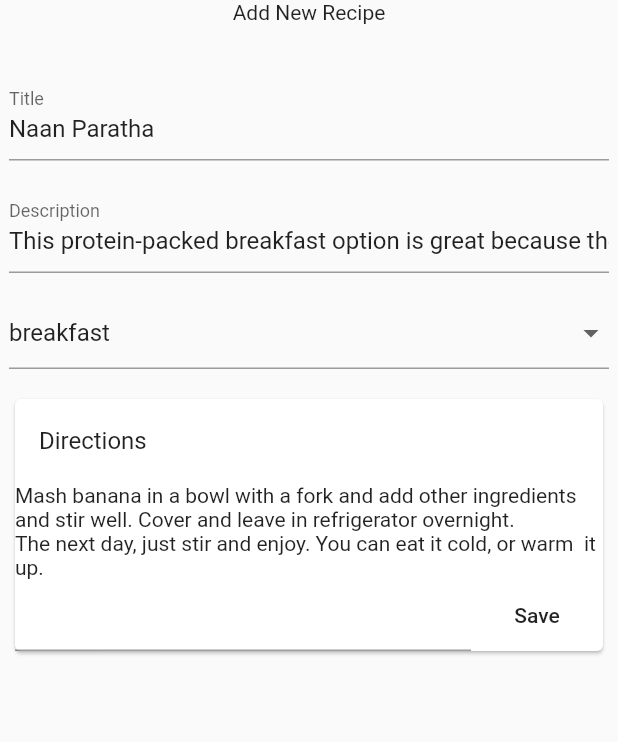
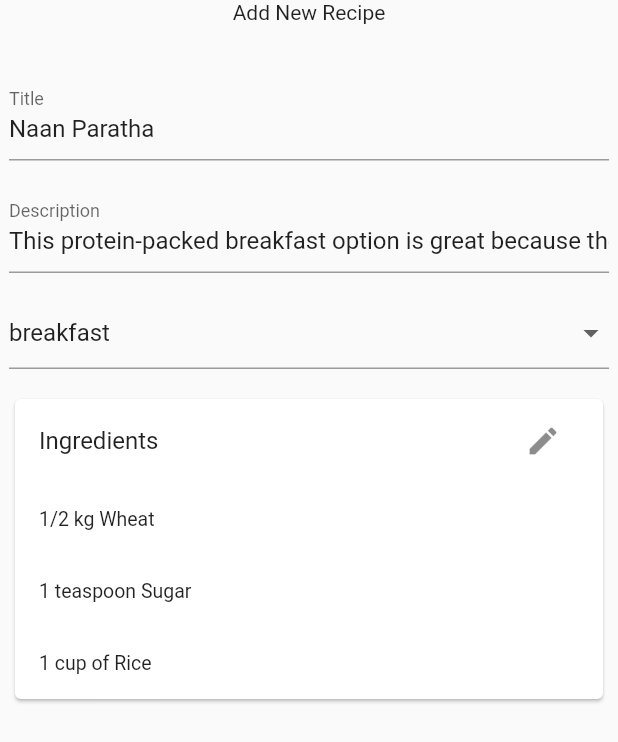
Before and after one commit to osama383/naya_pakwan, a Flutter app: the RecipeFormScreen screen opened directly with sample values from the repository, on a phone screen of 412 x 824 dp. Shown: the top 742 px of the screen. Run offline on Flutter 3.47's test engine with Material 2 defaults, Android fonts, the light colour scheme and no system bars; our stand-ins replace bloc, cloud_firestore, dartz, equatable, firebase_auth, firebase_core and 5 more; missing offline and left inert: dart:js_util; accounts and stored records are empty; statements that could not run were skipped.

Commit message:
--wip-- [skip ci]

```diff
--- a/src/clients/np_admin/lib/recipe/recipe_form/application/recipe_form_event.dart
+++ b/src/clients/np_admin/lib/recipe/recipe_form/application/recipe_form_event.dart
@@ -12,5 +12,13 @@ class RecipeFormEvent with _$RecipeFormEvent {
   const factory RecipeFormEvent.onDescriptionInput(String input) =
       _OnDescriptionInput;
 
-  const factory RecipeFormEvent.onAionInput(String input) = _OnDescriptionInput;
+  const factory RecipeFormEvent.onRemoveEntryFromIngredients(EntryItem item) =
+      _OnRemoveEntryFromIngredients;
+
+  const factory RecipeFormEvent.onChangeEntryFromIngredients(
+    EntryItem item,
+    String netText,
+  ) = _OnChangeEntryFromIngredients;
+
+  // const factory RecipeFormEvent.onAionInput(String input) = _OnDescriptionInput;
 }
--- a/src/clients/np_admin/lib/recipe/recipe_form/presentation/recipe_form_screen.dart
+++ b/src/clients/np_admin/lib/recipe/recipe_form/presentation/recipe_form_screen.dart
@@ -1,4 +1,4 @@
-import 'package:dartz/dartz.dart';
+import 'package:dartz/dartz.dart' as dartz;
 import 'package:flutter/material.dart';
 import 'package:flutter_bloc/flutter_bloc.dart';
 import 'package:flutter_hooks/flutter_hooks.dart';
@@ -14,8 +14,8 @@ class RecipeFormScreen extends StatelessWidget {
   @override
   Widget build(BuildContext context) {
     return BlocProvider<RecipeFormBloc>(
-      create: (context) =>
-          getIt()..add(RecipeFormEvent.onInitialized(optionOf(editedRecipe))),
+      create: (context) => getIt()
+        ..add(RecipeFormEvent.onInitialized(dartz.optionOf(editedRecipe))),
       child: BlocConsumer<RecipeFormBloc, RecipeFormState>(
         listener: (context, state) {},
         builder: (context, state) {
@@ -37,7 +37,7 @@ class RecipeFormScreen extends StatelessWidget {
                       SizedBox(height: 16),
                       _CategoryInput(),
                       SizedBox(height: 16),
-                      _DirectionsInput(),
+                      _IngredientsInput(),
                     ],
                   ),
                 ),
@@ -136,32 +136,73 @@ class _CategoryInput extends HookWidget {
   }
 }
 
-class _DirectionsInput extends HookWidget {
-  const _DirectionsInput({super.key});
+class _IngredientsInput extends StatefulWidget {
+  const _IngredientsInput({super.key});
+
+  @override
+  State<_IngredientsInput> createState() => _IngredientsInputState();
+}
+
+class _IngredientsInputState extends State<_IngredientsInput> {
+  bool isEditing = false;
 
   @override
   Widget build(BuildContext context) {
-    return BlocConsumer<RecipeFormBloc, RecipeFormState>(
-      listenWhen: (prev, curr) => prev.isEditing != curr.isEditing,
-      listener: (_, state) {
-        // textEditingController.text = state.recipe.description.valueAsString;
-      },
-      buildWhen: (prev, curr) => prev.recipe.category != curr.recipe.category,
+    return BlocBuilder<RecipeFormBloc, RecipeFormState>(
+      // buildWhen: (prev, curr) =>
+      //     prev.recipe.ingredients != curr.recipe.ingredients,
       builder: (context, state) {
+        print('building ingredients list');
+        state.recipe.ingredients.list.forEach((entry) {
+          print(entry.text);
+        });
         return Card(
           child: Column(
+            crossAxisAlignment: CrossAxisAlignment.start,
             children: [
-              const ListTile(title: Text('Directions')),
-              ...state.recipe.directions.map((e) => Text(e)).toList(),
-              Row(
-                children: [
-                  Expanded(child: TextFormField()),
-                  MaterialButton(
-                    onPressed: () {},
-                    child: const Text('Save'),
-                  ),
-                ],
+              ListTile(
+                title: const Text('Ingredients'),
+                trailing: IconButton(
+                  onPressed: () => setState(() => isEditing = !isEditing),
+                  icon: isEditing
+                      ? const Icon(Icons.done)
+                      : const Icon(Icons.edit),
+                ),
               ),
+              ...state.recipe.ingredients.list.map((e) {
+                if (isEditing) {
+                  return Row(
+                    children: [
+                      Expanded(
+                        child: TextFormField(
+                          initialValue: e.text,
+                          // decoration:
+                          //     const InputDecoration(label: Text(e.id.toString())),
+                          onChanged: (input) => context
+                              .read<RecipeFormBloc>()
+                              .add(RecipeFormEvent.onChangeEntryFromIngredients(
+                                  e, input)),
+                          // validator: (_) => state.recipe.description.value.fold(
+                          //   (l) => 'Invalid',
+                          //   (r) => null,
+                          // ),
+                        ),
+                      ),
+                      IconButton(
+                        icon: const Icon(Icons.remove),
+                        onPressed: () {
+                          context.read<RecipeFormBloc>().add(
+                              RecipeFormEvent.onRemoveEntryFromIngredients(e));
+                        },
+                      ),
+                    ],
+                  );
+                }
+                return ListTile(
+                  title: Text(e.text),
+                  dense: true,
+                );
+              }).toList(),
             ],
           ),
         );
--- /dev/null
+++ b/src/clients/np_core/lib/entry_item.dart
@@ -0,0 +1,8 @@
+import 'dart:collection';
+
+class EntryItem extends LinkedListEntry<EntryItem> {
+  // final int id;
+  final String text;
+
+  EntryItem(/*this.id,*/ this.text);
+}
--- a/src/clients/np_core/lib/recipe/recipe.dart
+++ b/src/clients/np_core/lib/recipe/recipe.dart
@@ -1,4 +1,9 @@
+import 'dart:collection';
+import 'dart:js_util';
+
+import 'package:dartz/dartz.dart';
 import 'package:freezed_annotation/freezed_annotation.dart';
+import 'package:np_core/entry_item.dart';
 import 'package:np_core/recipe/recipe_category.dart';
 import 'package:np_core/recipe/recipe_vo.dart';
 import 'package:np_core/unique_id/unique_id.dart';
@@ -16,7 +21,7 @@ class Recipe with _$Recipe {
     //ingredient usualy follows the pattern of quantity, container and item
     //2 cups of rice
     //1 tablespoon soymilk, preferrably unsweetened
-    required List<String> ingredients,
+    required RecipeIngredients ingredients,
 
     //steps or directions
     required List<String> directions,
@@ -34,7 +39,7 @@ class Recipe with _$Recipe {
         title: RecipeTitle.empty(),
         category: RecipeCategory.lunchAndDinner,
         description: RecipeDescription.empty(),
-        ingredients: [],
+        ingredients: RecipeIngredients(LinkedList<EntryItem>()),
         directions: [],
         tips: [],
       );
@@ -48,11 +53,12 @@ List<Recipe> dummyRecipes = [
     category: RecipeCategory.breakfast,
     description: RecipeDescription(
         'This protein-packed breakfast option is great because the prep work is done the night before. All you need to do is wake up and enjoy.'),
-    ingredients: [
-      '1/2 kg Wheat',
-      '1 teaspoon Sugar',
-      '1 cup of Rice',
-    ],
+    ingredients: RecipeIngredients(LinkedList<EntryItem>()
+      ..addAll([
+        EntryItem('1/2 kg Wheat'),
+        EntryItem('1 teaspoon Sugar'),
+        EntryItem('1 cup of Rice'),
+      ])),
     directions: [
       'Mash banana in a bowl with a fork and add other ingredients and stir well. Cover and leave in refrigerator overnight.',
       'The next day, just stir and enjoy. You can eat it cold, or warm  it up.'
@@ -65,7 +71,7 @@ List<Recipe> dummyRecipes = [
     category: RecipeCategory.lunchAndDinner,
     description: RecipeDescription(
         'This protein-packed breakfast option is great because the prep work is done the night before. All you need to do is wake up and enjoy.'),
-    ingredients: [],
+    ingredients: RecipeIngredients(LinkedList<EntryItem>()),
     directions: [],
     tips: [],
   ),
--- a/src/clients/np_core/lib/recipe/recipe_vo.dart
+++ b/src/clients/np_core/lib/recipe/recipe_vo.dart
@@ -1,3 +1,8 @@
+import 'dart:collection';
+
+import 'package:dartz/dartz.dart';
+import 'package:equatable/equatable.dart';
+import 'package:np_core/entry_item.dart';
 import 'package:np_core/value_object/value_object.dart';
 
 class RecipeTitle extends VString {
@@ -9,3 +14,19 @@ class RecipeDescription extends VString {
   RecipeDescription(super.input);
   factory RecipeDescription.empty() => RecipeDescription('');
 }
+
+class RecipeIngredients implements EquatableMixin {
+  final LinkedList<EntryItem> list;
+
+  RecipeIngredients(this.list);
+
+  @override
+  List<Object?> get props => [list.iterator];
+
+  @override
+  bool? get stringify => true;
+
+  RecipeIngredients copyWith(final LinkedList<EntryItem> list) {
+    return RecipeIngredients(list);
+  }
+}
```
Also changed, not shown: src/clients/np_admin/lib/recipe/recipe_form/application/recipe_form_bloc.dart (+26 -0 lines), src/clients/np_admin/lib/recipe/recipe_form/application/recipe_form_bloc.freezed.dart, src/clients/np_core/lib/recipe/recipe.freezed.dart.
